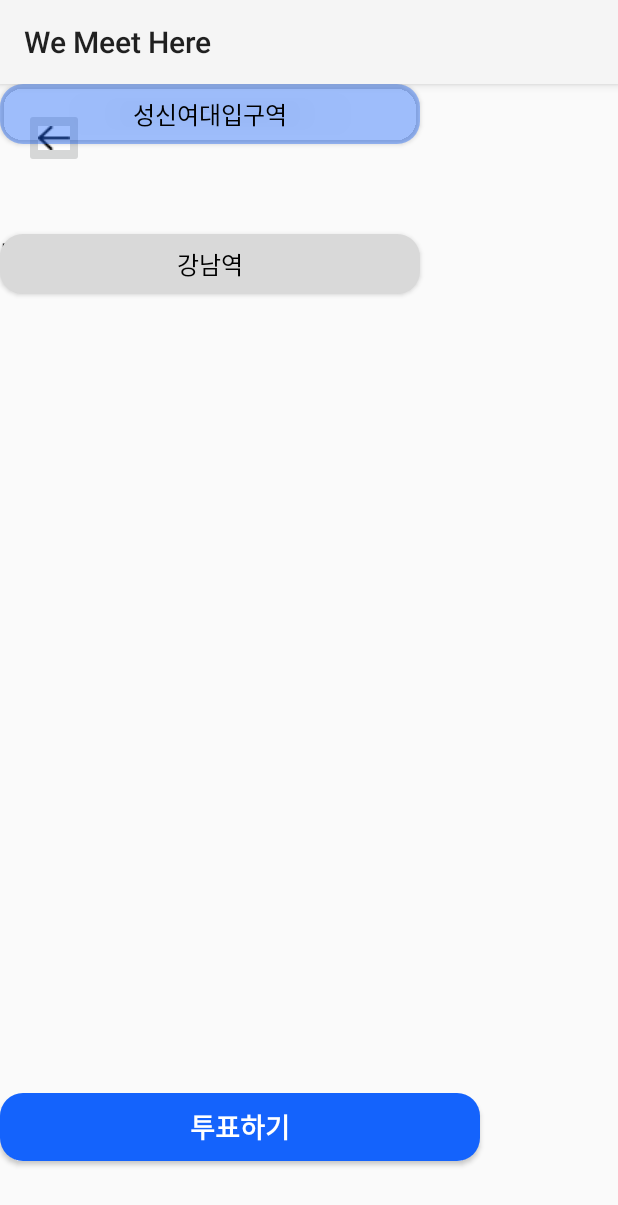
After one commit to sungshinAI/Moon2, an Android app: the sixteenpageActivity screen opened directly, with no data from a screen before it, on a phone screen of 412 x 824 dp. The commit adds this screen. Shown: the top 1205 px of the screen. Run offline under Robolectric (Android 15) with nearby library versions, the phone set to English and light mode, and no system bars.

Commit message:
Page 연결, sixteenpage 만들기

```diff
--- a/app/src/main/AndroidManifest.xml
+++ b/app/src/main/AndroidManifest.xml
@@ -12,6 +12,9 @@
         android:supportsRtl="true"
         android:theme="@style/Theme.WeMeetHere"
         tools:targetApi="31">
+        <activity
+            android:name=".sixteenpageActivity"
+            android:exported="false" />
         <activity
             android:name=".twelvepageActivity"
             android:exported="false" />
--- /dev/null
+++ b/app/src/main/java/com/example/wemeethere/sixteenpageActivity.java
@@ -0,0 +1,14 @@
+package com.example.wemeethere;
+
+import androidx.appcompat.app.AppCompatActivity;
+
+import android.os.Bundle;
+
+public class sixteenpageActivity extends AppCompatActivity {
+
+    @Override
+    protected void onCreate(Bundle savedInstanceState) {
+        super.onCreate(savedInstanceState);
+        setContentView(R.layout.sixteenpage);
+    }
+}
--- a/app/src/main/res/layout/elevenpage.xml
+++ b/app/src/main/res/layout/elevenpage.xml
@@ -13,7 +13,7 @@
         android:layout_gravity="center" />
 
     <Button
-        android:id="@+id/btnNext"
+        android:id="@+id/btn11_1"
         android:layout_width="wrap_content"
         android:layout_height="wrap_content"
         android:layout_margin="10dp"
--- /dev/null
+++ b/app/src/main/res/layout/sixteenpage.xml
@@ -0,0 +1,86 @@
+<?xml version="1.0" encoding="utf-8"?>
+<androidx.constraintlayout.widget.ConstraintLayout xmlns:android="http://schemas.android.com/apk/res/android"
+    xmlns:app="http://schemas.android.com/apk/res-auto"
+    xmlns:tools="http://schemas.android.com/tools"
+    android:layout_width="match_parent"
+    android:layout_height="match_parent"
+    tools:context=".sixteenpageActivity">
+
+    <ImageButton
+        android:id="@+id/back"
+        android:layout_width="40dp"
+        android:layout_height="40dp"
+        android:layout_marginStart="16dp"
+        android:layout_marginTop="16dp"
+        android:src="@drawable/back"
+        app:layout_constraintStart_toStartOf="parent"
+        app:layout_constraintTop_toTopOf="parent" />
+
+    <TextView
+        android:id="@+id/textView4"
+        android:layout_width="wrap_content"
+        android:layout_height="wrap_content"
+        android:layout_marginTop="96dp"
+        android:gravity="center"
+        android:text="장소 투표"
+        android:textColor="#000000"
+        android:textSize="25sp"
+        android:textStyle="bold"
+        app:layout_constraintTop_toTopOf="parent"
+        tools:layout_editor_absoluteX="156dp" />
+
+    <Button
+        android:id="@+id/button6"
+        android:layout_width="280dp"
+        android:layout_height="40dp"
+        android:layout_marginBottom="60dp"
+        android:background="@drawable/buttonround"
+        android:backgroundTint="#D9D9D9"
+        android:gravity="center"
+        android:text="홍대입구역"
+        android:textColor="#000000"
+        android:textSize="16sp"
+        app:layout_constraintBottom_toTopOf="@+id/button7"
+        tools:layout_editor_absoluteX="65dp" />
+
+    <Button
+        android:id="@+id/button7"
+        android:layout_width="280dp"
+        android:layout_height="40dp"
+        android:background="@drawable/buttonround"
+        android:backgroundTint="#661463FC"
+        android:text="성신여대입구역"
+        android:textColor="#000000"
+        android:textSize="16sp"
+        tools:layout_editor_absoluteX="65dp"
+        tools:layout_editor_absoluteY="345dp" />
+
+    <Button
+        android:id="@+id/button8"
+        android:layout_width="280dp"
+        android:layout_height="40dp"
+        android:layout_marginTop="60dp"
+        android:background="@drawable/buttonround"
+        android:backgroundTint="#D9D9D9"
+        android:text="강남역"
+        android:textColor="#000000"
+        android:textSize="16sp"
+        app:layout_constraintTop_toBottomOf="@+id/button7"
+        tools:layout_editor_absoluteX="65dp" />
+
+    <Button
+        android:id="@+id/button3"
+        android:layout_width="320dp"
+        android:layout_height="45dp"
+        android:layout_marginBottom="50dp"
+        android:background="@drawable/buttonround"
+        android:backgroundTint="#1463fc"
+        android:gravity="center"
+        android:text="투표하기"
+        android:textColor="#FFFFFF"
+        android:textSize="18sp"
+        android:textStyle="bold"
+        app:layout_constraintBottom_toBottomOf="parent"
+        tools:layout_editor_absoluteX="46dp" />
+
+</androidx.constraintlayout.widget.ConstraintLayout>
--- a/app/src/main/res/layout/twelvepage.xml
+++ b/app/src/main/res/layout/twelvepage.xml
@@ -19,7 +19,7 @@
         android:layout_height="wrap_content" />
 
     <Button
-        android:id="@+id/btnDone"
+        android:id="@+id/btn12_1"
         android:layout_width="wrap_content"
         android:layout_height="wrap_content"
         android:background="@drawable/buttonround"
@@ -35,7 +35,7 @@
         android:textSize="16sp" />
 
     <Button
-        android:id="@+id/reStart"
+        android:id="@+id/btn12_2"
         android:layout_width="wrap_content"
         android:layout_height="wrap_content"
         android:background="@drawable/buttonround"
--- a/app/src/main/res/layout/twentyfourpage.xml
+++ b/app/src/main/res/layout/twentyfourpage.xml
@@ -43,7 +43,7 @@
         app:layout_constraintTop_toBottomOf="@+id/textView2" />
 
     <ImageButton
-        android:id="@+id/imageButton"
+        android:id="@+id/back"
         android:layout_width="40dp"
         android:layout_height="40dp"
         android:layout_margin="15dp"
```
Also changed, not shown: app/src/main/java/com/example/wemeethere/elevenpageActivity.java (+4 -3 lines), app/src/main/java/com/example/wemeethere/ninepageActivity.java (+41 -1 lines), app/src/main/java/com/example/wemeethere/tenpageActivity.java (+20 -0 lines), app/src/main/java/com/example/wemeethere/twelvepageActivity.java (+7 -7 lines), app/src/main/res/layout/ninepage.xml (+18 -21 lines), app/src/main/res/layout/tenpage.xml (+4 -4 lines), app/src/main/res/layout/thirteenpage.xml (+36 -5 lines).
